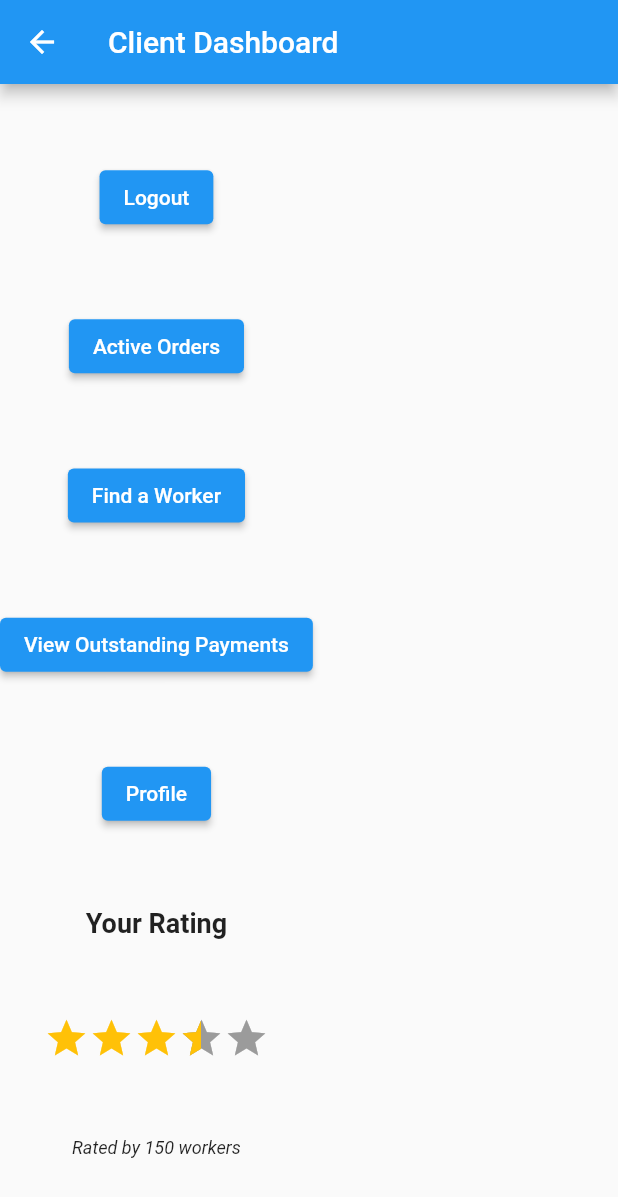
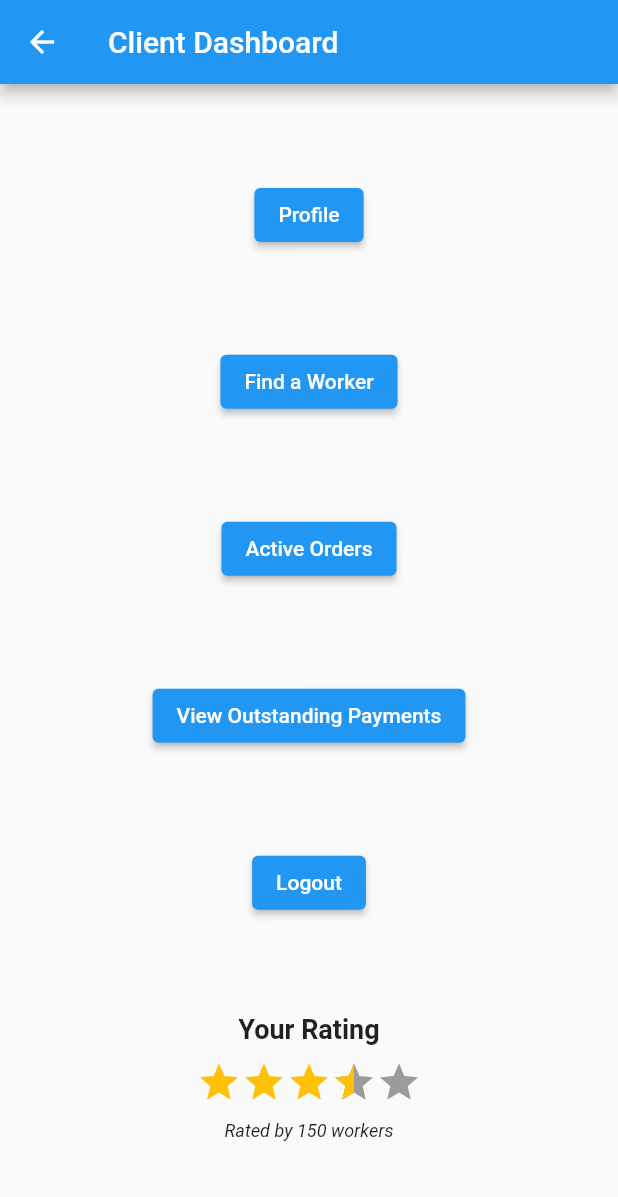
Before and after one commit to BrownYoga/Work-For-Me, a Flutter app: the ClientDashboard screen opened by its route, on a phone screen of 412 x 824 dp. Shown: the top 1197 px of the screen. Run offline on Flutter 3.47's test engine with Material 2 defaults, Android fonts, the phone set to English and light mode, and no system bars; drawn by our look-alikes of flutter_rating_bar; our stand-ins replace flutter_spinkit, image_picker, logger.

Commit message:
Update client_dashboard.dart

```diff
--- a/work_for_me/lib/client/client_dashboard.dart
+++ b/work_for_me/lib/client/client_dashboard.dart
@@ -13,15 +13,22 @@ class ClientDashboard extends StatelessWidget {
       appBar: AppBar(
         title: const Text('Client Dashboard'),
       ),
-      body: Column(
+      body: Center(
+        child: Column(
           mainAxisAlignment: MainAxisAlignment.spaceEvenly,
           children: [
-          // Your Buttons Here
+            // Reordered Buttons Here
             ElevatedButton(
               onPressed: () {
-              Navigator.pushNamed(context, '/home');
+                // TODO: Implement profile functionality
               },
-            child: const Text('Logout'),
+              child: const Text('Profile'),
+            ),
+            ElevatedButton(
+              onPressed: () {
+                // TODO: Implement find a worker functionality
+              },
+              child: const Text('Find a Worker'),
             ),
             ElevatedButton(
               onPressed: () {
@@ -31,28 +38,25 @@ class ClientDashboard extends StatelessWidget {
             ),
             ElevatedButton(
               onPressed: () {
-              // TODO: Implement find a worker functionality
-            },
-            child: const Text('Find a Worker'),
-          ),
-          ElevatedButton(
-            onPressed: () {
                 // TODO: Implement view outstanding payments functionality
               },
               child: const Text('View Outstanding Payments'),
             ),
             ElevatedButton(
               onPressed: () {
-              // TODO: Implement profile functionality
+                Navigator.pushNamed(context, '/home');
               },
-            child: const Text('Profile'),
+              child: const Text('Logout'),
             ),
 
             // Your Rating Bar
+            Column(
+              children: [
                 const Text(
                   'Your Rating',
                   style: TextStyle(fontSize: 18, fontWeight: FontWeight.bold),
                 ),
+                const SizedBox(height: 10), // Adjust the space
                 RatingBar.builder(
                   initialRating: 3.5,
                   minRating: 1,
@@ -64,15 +68,19 @@ class ClientDashboard extends StatelessWidget {
                     color: Colors.amber,
                   ),
                   onRatingUpdate: (rating) {
-              logger.i('Rating changed to: $rating');  // Using logger here
+                    logger.i('Rating changed to: $rating'); // Using logger here
                   },
                 ),
+                const SizedBox(height: 10), // Adjust the space
                 const Text(
                   'Rated by 150 workers',
                   style: TextStyle(fontSize: 12, fontStyle: FontStyle.italic),
                 ),
               ],
             ),
+          ],
+        ),
+      ),
     );
   }
 }
```
Lines whose indentation alone changed are shown as unchanged.
